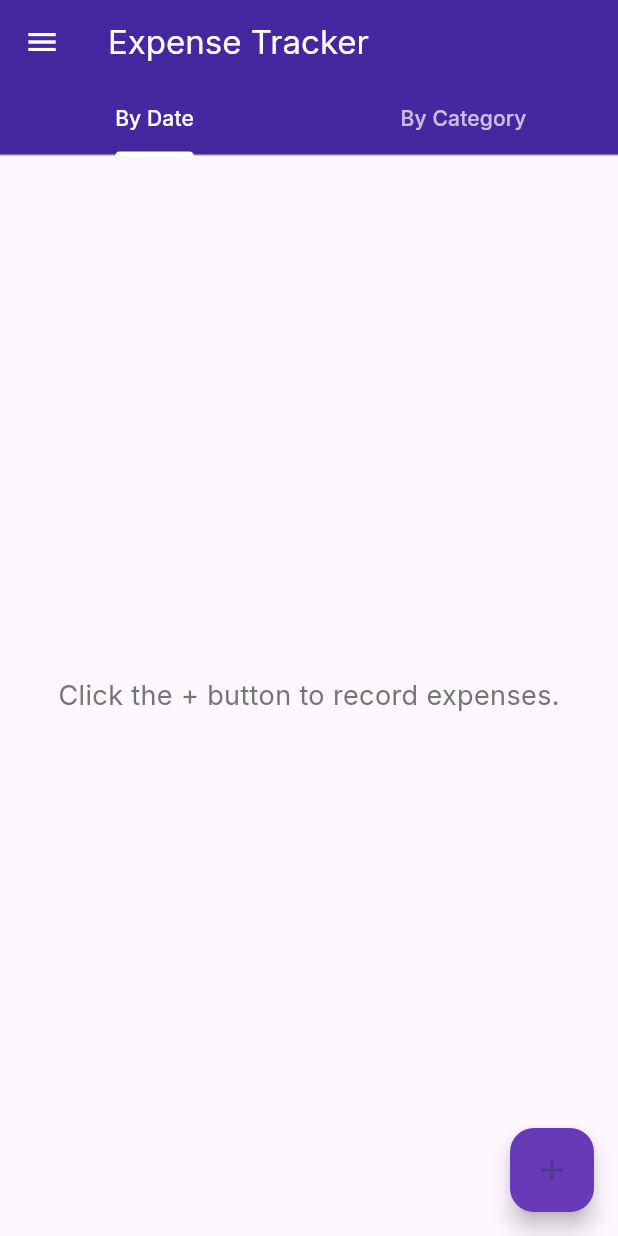
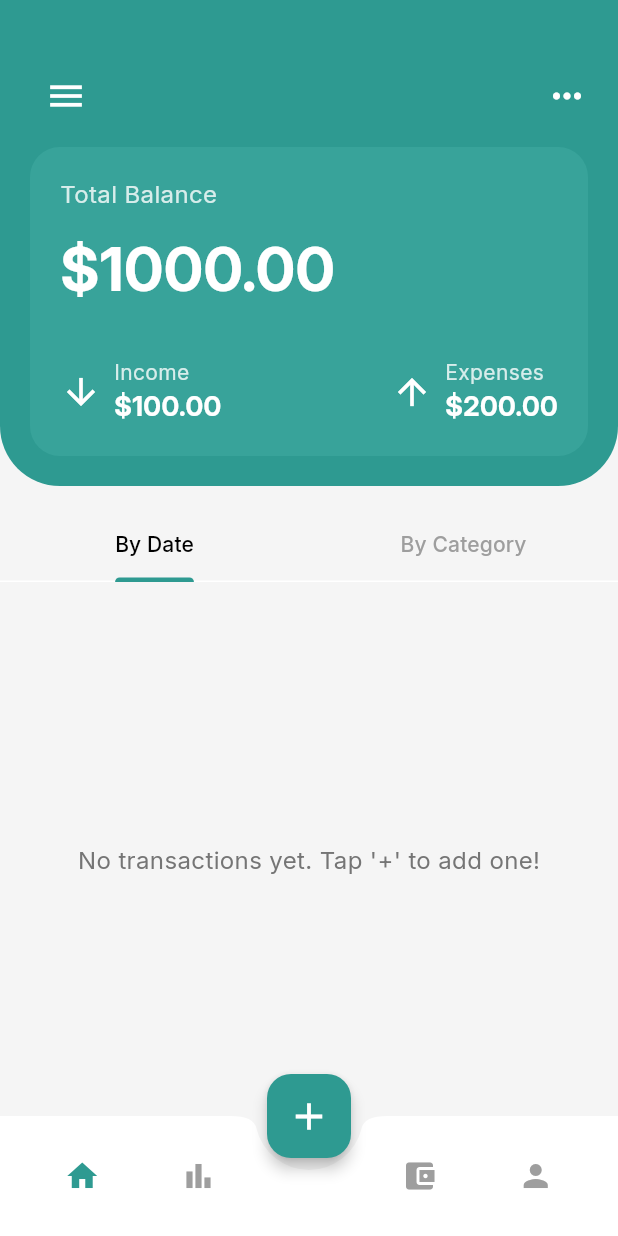
Before and after one commit to OmarAfifi-CSE/FinFlow, a Flutter app: the HomeScreen screen opened by its route, on a phone screen of 412 x 824 dp. Run offline on Flutter 3.47's test engine with Material 3 defaults, Android fonts, the light colour scheme and no system bars; our stand-ins replace localstorage.

Commit message:
Update home ui

```diff
--- a/lib/providers/expense_provider.dart
+++ b/lib/providers/expense_provider.dart
@@ -14,9 +14,10 @@ class ExpenseProvider with ChangeNotifier {
   final List<ExpenseCategory> _categories = [
     ExpenseCategory(id: '1', name: 'Food', isDefault: true),
     ExpenseCategory(id: '2', name: 'Transport', isDefault: true),
-    ExpenseCategory(id: '3', name: 'Entertainment', isDefault: true),
-    ExpenseCategory(id: '4', name: 'Office', isDefault: true),
-    ExpenseCategory(id: '5', name: 'Gym', isDefault: true),
+    ExpenseCategory(id: '3', name: 'Shopping', isDefault: true),
+    ExpenseCategory(id: '4', name: 'Groceries', isDefault: true),
+    ExpenseCategory(id: '5', name: 'Bills', isDefault: true),
+    ExpenseCategory(id: '6', name: 'Entertainment', isDefault: true),
   ];
 
   // List of tags
--- a/lib/screens/home_screen.dart
+++ b/lib/screens/home_screen.dart
@@ -1,13 +1,21 @@
 import 'package:flutter/material.dart';
 import 'package:provider/provider.dart';
+import 'package:intl/intl.dart';
+import 'package:collection/collection.dart';
+
 import '../providers/expense_provider.dart';
 import '../screens/add_expense_screen.dart';
-import '../screens/category_management_screen.dart';
-import '../screens/tag_management_screen.dart';
-import 'package:intl/intl.dart';
-import 'package:collection/collection.dart';
 import '../models/expense.dart';
-import '../models/expense_category.dart';
+
+// Mapping of category names to specific icons.
+const Map<String, IconData> categoryIcons = {
+  'Food': Icons.fastfood,
+  'Travel': Icons.emoji_transportation,
+  'Shopping': Icons.shopping_bag,
+  'Groceries': Icons.local_grocery_store,
+  'Bills': Icons.receipt,
+  'Entertainment': Icons.movie,
+};
 
 class HomeScreen extends StatefulWidget {
   @override
@@ -17,6 +25,8 @@ class HomeScreen extends StatefulWidget {
 class _HomeScreenState extends State<HomeScreen>
     with SingleTickerProviderStateMixin {
   late TabController _tabController;
+  final GlobalKey<ScaffoldState> _scaffoldKey = GlobalKey<ScaffoldState>();
+
 
   @override
   void initState() {
@@ -32,162 +42,293 @@ class _HomeScreenState extends State<HomeScreen>
 
   @override
   Widget build(BuildContext context) {
+    const primaryColor = Color(0xFF2E9A91);
+
     return Scaffold(
-      appBar: AppBar(
-        title: Text("Expense Tracker"),
-        backgroundColor: Colors.deepPurple[800],
-        foregroundColor: Colors.white,
-        bottom: TabBar(
-          controller: _tabController,
-          indicatorColor: Colors.white,
-          labelColor: Colors.white,
-          unselectedLabelColor: Colors.white70,
-          tabs: [
-            Tab(text: "By Date"),
-            Tab(text: "By Category"),
-          ],
-        ),
-      ),
+      key: _scaffoldKey, // Add scaffold key to open drawer
+      backgroundColor: Colors.grey[100],
       drawer: Drawer(
         child: ListView(
           padding: EdgeInsets.zero,
           children: <Widget>[
             DrawerHeader(
-              decoration: BoxDecoration(color: Colors.deepPurple),
-              child: Text('Menu',
-                  style: TextStyle(color: Colors.white, fontSize: 24)),
+              decoration: BoxDecoration(color: primaryColor), // Corrected color
+              child: Text(
+                'Menu',
+                style: TextStyle(color: Colors.white, fontSize: 24),
+              ),
             ),
             ListTile(
-              leading: Icon(Icons.category, color: Colors.deepPurple),
+              leading: Icon(Icons.category, color: primaryColor), // Corrected color
               title: Text('Manage Categories'),
               onTap: () {
-                Navigator.pop(context); // This closes the drawer
+                Navigator.pop(context); // Closes the drawer
                 Navigator.pushNamed(context, '/manage_categories');
               },
             ),
             ListTile(
-              leading: Icon(Icons.tag, color: Colors.deepPurple),
+              leading: Icon(Icons.tag, color: primaryColor), // Corrected color
               title: Text('Manage Tags'),
               onTap: () {
-                Navigator.pop(context); // This closes the drawer
+                Navigator.pop(context); // Closes the drawer
                 Navigator.pushNamed(context, '/manage_tags');
               },
             ),
           ],
         ),
       ),
-      body: TabBarView(
+      body: CustomScrollView(
+        slivers: [
+          SliverToBoxAdapter(
+            child: _buildHeader(context),
+          ),
+          SliverToBoxAdapter(
+            child: _buildTabBar(),
+          ),
+          SliverFillRemaining(
+            child: TabBarView(
               controller: _tabController,
               children: [
-          buildExpensesByDate(context),
-          buildExpensesByCategory(context),
+                _buildExpensesByDate(context),
+                _buildExpensesByCategory(context),
               ],
             ),
+          ),
+        ],
+      ),
+      floatingActionButtonLocation: FloatingActionButtonLocation.centerDocked,
       floatingActionButton: FloatingActionButton(
-        backgroundColor: Colors.deepPurple,
-        onPressed: () => Navigator.push(context,
-            MaterialPageRoute(builder: (context) => AddExpenseScreen())),
+        onPressed: () => Navigator.push(
+          context,
+          MaterialPageRoute(builder: (context) => AddExpenseScreen()),
+        ),
         tooltip: 'Add Expense',
-        child: Icon(Icons.add),
+        child: Icon(Icons.add, size: 30),
+        backgroundColor: primaryColor,
+        elevation: 4.0,
+      ),
+      bottomNavigationBar: _buildBottomAppBar(),
+    );
+  }
+
+  /// Builds the top header section with the new user-provided design.
+  Widget _buildHeader(BuildContext context) {
+    final provider = Provider.of<ExpenseProvider>(context, listen: false);
+    // Using dummy data as in your provided code
+    final totalBalance = 1000;
+    final totalIncome = 100;
+    final totalExpenses = 200;
+
+    return Container(
+      padding: const EdgeInsets.only(top: 40.0, left: 20.0, right: 20.0, bottom: 20.0),
+      decoration: const BoxDecoration(
+        color: Color(0xFF2E9A91),
+        borderRadius: BorderRadius.only(
+          bottomLeft: Radius.circular(40),
+          bottomRight: Radius.circular(40),
+        ),
+      ),
+      child: Column(
+        crossAxisAlignment: CrossAxisAlignment.start,
+        children: [
+          // FIX: The Row containing the drawer icon was missing. It is added back here.
+          Row(
+            mainAxisAlignment: MainAxisAlignment.spaceBetween,
+            children: [
+              IconButton(
+                icon: const Icon(Icons.menu, color: Colors.white, size: 28),
+                onPressed: () {
+                  // This line opens the drawer.
+                  _scaffoldKey.currentState?.openDrawer();
+                },
+                tooltip: 'Open menu',
+              ),
+              const Icon(Icons.more_horiz, color: Colors.white, size: 28),
+            ],
+          ),
+          const SizedBox(height: 10),
+          // Rest of your header code remains the same
+          Container(
+            padding: const EdgeInsets.all(20),
+            decoration: BoxDecoration(
+              color: const Color(0xFF38A39A),
+              borderRadius: BorderRadius.circular(20),
+            ),
+            child: Column(
+              crossAxisAlignment: CrossAxisAlignment.start,
+              children: [
+                Row(
+                  mainAxisAlignment: MainAxisAlignment.spaceBetween,
+                  children: [
+                    Text(
+                      'Total Balance',
+                      style: TextStyle(
+                        color: Colors.white.withOpacity(0.8),
+                        fontSize: 16,
+                      ),
+                    ),
+                  ],
+                ),
+                const SizedBox(height: 10),
+                Text(
+                  '\$${totalBalance.toStringAsFixed(2)}',
+                  style: const TextStyle(
+                    color: Colors.white,
+                    fontSize: 40,
+                    fontWeight: FontWeight.bold,
+                  ),
+                ),
+                const SizedBox(height: 30),
+                Row(
+                  mainAxisAlignment: MainAxisAlignment.spaceBetween,
+                  children: [
+                    _buildIncomeExpense('Income', '\$${totalIncome.toStringAsFixed(2)}', Icons.arrow_downward),
+                    _buildIncomeExpense('Expenses', '\$${totalExpenses.toStringAsFixed(2)}', Icons.arrow_upward),
+                  ],
+                )
+              ],
+            ),
+          )
+        ],
       ),
     );
   }
 
-  Widget buildExpensesByDate(BuildContext context) {
+  /// Helper widget to build the Income/Expense section in the header.
+  Widget _buildIncomeExpense(String title, String value, IconData icon) {
+    return Row(
+      children: [
+        Icon(icon, color: Colors.white, size: 28),
+        const SizedBox(width: 8),
+        Column(
+          crossAxisAlignment: CrossAxisAlignment.start,
+          children: [
+            Text(
+              title,
+              style: TextStyle(color: Colors.white.withOpacity(0.8), fontSize: 14),
+            ),
+            Text(
+              value,
+              style: const TextStyle(color: Colors.white, fontSize: 18, fontWeight: FontWeight.w600),
+            ),
+          ],
+        )
+      ],
+    );
+  }
+
+  /// Builds the tab bar for switching between views.
+  Widget _buildTabBar() {
+    return Padding(
+      padding: const EdgeInsets.symmetric(vertical: 16.0),
+      child: TabBar(
+        controller: _tabController,
+        indicatorColor: Color(0xFF2E9A91),
+        labelColor: Colors.black,
+        unselectedLabelColor: Colors.grey,
+        tabs: [
+          Tab(text: "By Date"),
+          Tab(text: "By Category"),
+        ],
+      ),
+    );
+  }
+
+  /// Builds the bottom app bar with navigation icons.
+  Widget _buildBottomAppBar() {
+    return BottomAppBar(
+      shape: CircularNotchedRectangle(),
+      notchMargin: 8.0,
+      child: Container(
+        height: 60,
+        child: Row(
+          mainAxisAlignment: MainAxisAlignment.spaceAround,
+          children: <Widget>[
+            IconButton(
+              icon: Icon(Icons.home, color: Color(0xFF2E9A91)),
+              onPressed: () {},
+            ),
+            IconButton(
+              icon: Icon(Icons.bar_chart, color: Colors.grey),
+              onPressed: () {},
+            ),
+            SizedBox(width: 40), // The space for the FAB
+            IconButton(
+              icon: Icon(Icons.account_balance_wallet, color: Colors.grey),
+              onPressed: () {},
+            ),
+            IconButton(
+              icon: Icon(Icons.person, color: Colors.grey),
+              onPressed: () {},
+            ),
+          ],
+        ),
+      ),
+    );
+  }
+
+  /// Builds the list of expenses sorted by date.
+  Widget _buildExpensesByDate(BuildContext context) {
     return Consumer<ExpenseProvider>(
       builder: (context, provider, child) {
         if (provider.expenses.isEmpty) {
           return Center(
-            child: Text("Click the + button to record expenses.",
-                style: TextStyle(color: Colors.grey[600], fontSize: 18)),
+            child: Text(
+              "No transactions yet. Tap '+' to add one!",
+              style: TextStyle(color: Colors.grey[600], fontSize: 16),
+            ),
           );
         }
         return ListView.builder(
+          padding: EdgeInsets.symmetric(horizontal: 16),
           itemCount: provider.expenses.length,
           itemBuilder: (context, index) {
             final expense = provider.expenses[index];
-            String formattedDate =
-            DateFormat('MMM dd, yyyy').format(expense.date);
-            return Dismissible(
-              key: Key(expense.id),
-              direction: DismissDirection.endToStart,
-              onDismissed: (direction) {
-                provider.removeExpense(expense.id);
-              },
-              background: Container(
-                color: Colors.red,
-                padding: EdgeInsets.symmetric(horizontal: 20),
-                alignment: Alignment.centerRight,
-                child: Icon(Icons.delete, color: Colors.white),
-              ),
-              child: Card(
-                color: Colors.purple[50],
-                margin: EdgeInsets.symmetric(horizontal: 10, vertical: 12),
-                child: ListTile(
-                  title: Text(
-                      "${expense.payee} - \$${expense.amount.toStringAsFixed(2)}"),
-                  subtitle: Text(
-                      "$formattedDate - Category: ${getCategoryNameById(context, expense.categoryId)}"),
-                  isThreeLine: true,
-                ),
-              ),
-            );
+            return _buildTransactionItem(context, expense);
           },
         );
       },
     );
   }
 
-  Widget buildExpensesByCategory(BuildContext context) {
+  /// Builds the list of expenses grouped by category.
+  Widget _buildExpensesByCategory(BuildContext context) {
     return Consumer<ExpenseProvider>(
       builder: (context, provider, child) {
         if (provider.expenses.isEmpty) {
           return Center(
-            child: Text("Click the + button to record expenses.",
-                style: TextStyle(color: Colors.grey[600], fontSize: 18)),
+            child: Text(
+              "No transactions yet. Tap '+' to add one!",
+              style: TextStyle(color: Colors.grey[600], fontSize: 16),
+            ),
           );
         }
 
-        // Grouping expenses by category
         var grouped = groupBy(provider.expenses, (Expense e) => e.categoryId);
         return ListView(
+          padding: EdgeInsets.symmetric(horizontal: 16),
           children: grouped.entries.map((entry) {
-            String categoryName = getCategoryNameById(
-                context, entry.key); // Ensure you implement this function
+            String categoryName = getCategoryNameById(context, entry.key);
             double total = entry.value.fold(
                 0.0, (double prev, Expense element) => prev + element.amount);
+
             return Column(
               crossAxisAlignment: CrossAxisAlignment.start,
               children: <Widget>[
                 Padding(
-                  padding: EdgeInsets.all(8.0),
+                  padding:
+                  const EdgeInsets.symmetric(vertical: 12.0, horizontal: 8.0),
                   child: Text(
-                    "$categoryName - Total: \$${total.toStringAsFixed(2)}",
+                    "$categoryName - Total: \$${total.abs().toStringAsFixed(2)}",
                     style: TextStyle(
-                      fontSize: 18,
+                      fontSize: 16,
                       fontWeight: FontWeight.bold,
-                      color: Colors.deepPurple,
+                      color: Colors.black87,
                     ),
                   ),
                 ),
-                ListView.builder(
-                  physics:
-                  NeverScrollableScrollPhysics(), // to disable scrolling within the inner list view
-                  shrinkWrap:
-                  true, // necessary to integrate a ListView within another ListView
-                  itemCount: entry.value.length,
-                  itemBuilder: (context, index) {
-                    Expense expense = entry.value[index];
-                    return ListTile(
-                      leading:
-                      Icon(Icons.monetization_on, color: Colors.deepPurple),
-                      title: Text(
-                          "${expense.payee} - \$${expense.amount.toStringAsFixed(2)}"),
-                      subtitle: Text(DateFormat('MMM dd, yyyy')
-                          .format(expense.date)),
-                    );
-                  },
-                ),
+                ...entry.value.map((expense) => _buildTransactionItem(context, expense)).toList(),
+
               ],
             );
           }).toList(),
@@ -196,11 +337,49 @@ class _HomeScreenState extends State<HomeScreen>
     );
   }
 
-  // home_screen.dart
+  /// Builds a single transaction list item.
+  Widget _buildTransactionItem(BuildContext context, Expense expense) {
+    String categoryName = getCategoryNameById(context, expense.categoryId);
+    IconData icon = categoryIcons[categoryName] ?? Icons.category;
+    bool isIncome = expense.amount > 0;
+    String formattedDate = DateFormat('MMM d, yyyy').format(expense.date);
+    Color amountColor = isIncome ? Colors.green : Colors.black;
+    String amountPrefix = isIncome ? '+' : '-';
+
+    return Card(
+      elevation: 1,
+      margin: EdgeInsets.symmetric(vertical: 8),
+      shape: RoundedRectangleBorder(borderRadius: BorderRadius.circular(12)),
+      child: ListTile(
+        leading: CircleAvatar(
+          backgroundColor: Color(0xFFE8F5E9),
+          child: Icon(icon, color: Color(0xFF2E9A91)),
+        ),
+        title: Text(
+          categoryName,
+          style: TextStyle(fontWeight: FontWeight.bold),
+        ),
+        subtitle: Text(formattedDate),
+        trailing: Text(
+          '$amountPrefix \$${expense.amount.abs().toStringAsFixed(2)}',
+          style: TextStyle(
+            fontWeight: FontWeight.bold,
+            color: amountColor,
+            fontSize: 16,
+          ),
+        ),
+      ),
+    );
+  }
+
   String getCategoryNameById(BuildContext context, String categoryId) {
+    try {
       var category = Provider.of<ExpenseProvider>(context, listen: false)
           .categories
           .firstWhere((cat) => cat.id == categoryId);
       return category.name;
+    } catch (e) {
+      return "Unknown Category";
     }
   }
+}
```
Also changed, not shown: lib/main.dart (+7 -1 lines). Lines whose indentation alone changed are shown as unchanged.
